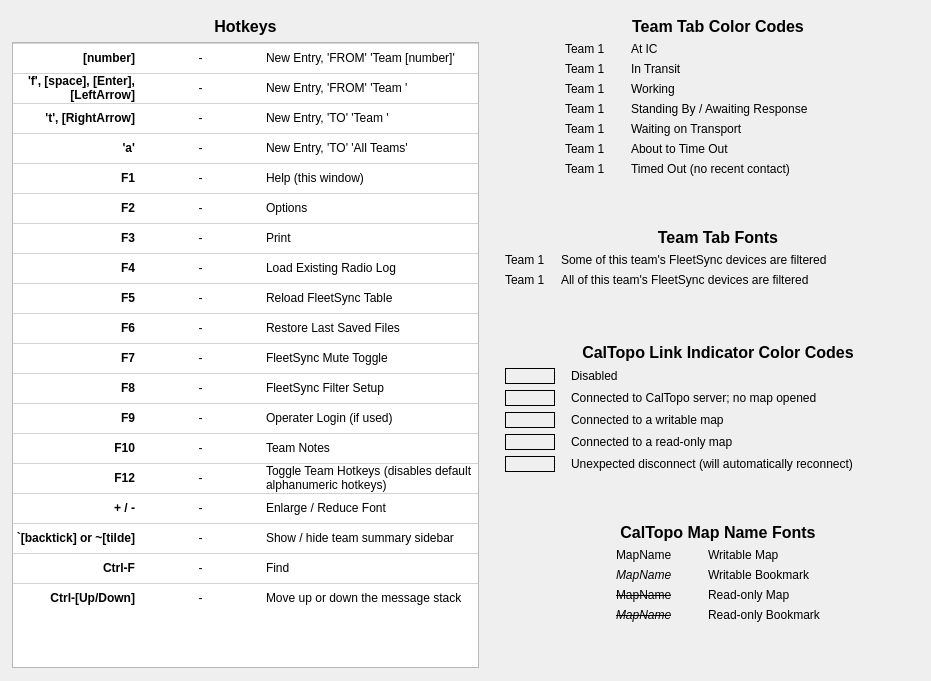
This is designer/help.ui in ncssar/radiolog as Qt 5 draws it before an edit. The edited form follows.
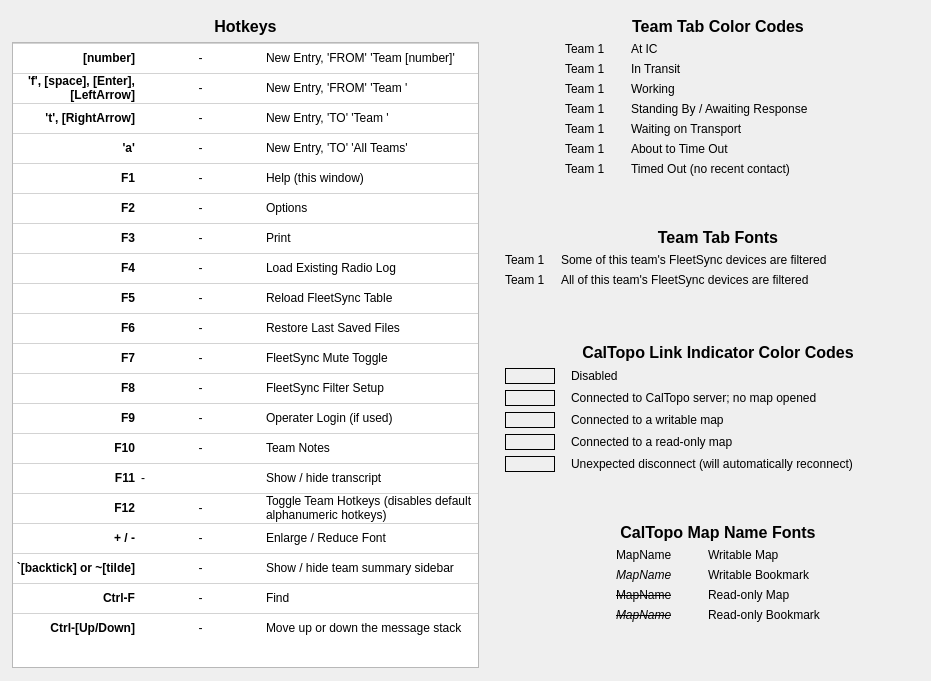
This is the edited form.

Commit message: add viewTranscript (F11) to launch powershell in a subprocess; currently only opens but doees not ever try to close the viewer, which may actually be the best way to go since closing the child terminal in Windows is apparently tricky.

What changed in the file:
```diff
--- a/designer/help.ui
+++ b/designer/help.ui
@@ -217,6 +217,11 @@
           <string>New Row</string>
          </property>
         </row>
+        <row>
+         <property name="text">
+          <string>F11</string>
+         </property>
+        </row>
         <row>
          <property name="text">
           <string>F12</string>
@@ -746,10 +751,11 @@
         </item>
         <item row="14" column="0">
          <property name="text">
-          <string>F12</string>
+          <string>F11</string>
          </property>
          <property name="font">
           <font>
+           <family>MS Shell Dlg 2</family>
            <pointsize>9</pointsize>
            <weight>75</weight>
            <bold>true</bold>
@@ -763,27 +769,19 @@
          <property name="text">
           <string>-</string>
          </property>
-         <property name="textAlignment">
-          <set>AlignCenter</set>
-         </property>
         </item>
         <item row="14" column="2">
          <property name="text">
-          <string>Toggle Team Hotkeys (disables default alphanumeric hotkeys)</string>
-         </property>
-         <property name="font">
-          <font>
-           <family>Segoe UI</family>
-           <pointsize>9</pointsize>
-          </font>
+          <string>Show / hide transcript</string>
          </property>
         </item>
         <item row="15" column="0">
          <property name="text">
-          <string>+ / -</string>
+          <string>F12</string>
          </property>
          <property name="font">
           <font>
+           <family>MS Shell Dlg 2</family>
            <pointsize>9</pointsize>
            <weight>75</weight>
            <bold>true</bold>
@@ -803,7 +801,7 @@
         </item>
         <item row="15" column="2">
          <property name="text">
-          <string>Enlarge / Reduce Font</string>
+          <string>Toggle Team Hotkeys (disables default alphanumeric hotkeys)</string>
          </property>
          <property name="font">
           <font>
@@ -814,11 +812,10 @@
         </item>
         <item row="16" column="0">
          <property name="text">
-          <string>`[backtick] or ~[tilde]</string>
+          <string>+ / -</string>
          </property>
          <property name="font">
           <font>
-           <family>MS Shell Dlg 2</family>
            <pointsize>9</pointsize>
            <weight>75</weight>
            <bold>true</bold>
@@ -838,7 +835,7 @@
         </item>
         <item row="16" column="2">
          <property name="text">
-          <string>Show / hide team summary sidebar</string>
+          <string>Enlarge / Reduce Font</string>
          </property>
          <property name="font">
           <font>
@@ -849,7 +846,7 @@
         </item>
         <item row="17" column="0">
          <property name="text">
-          <string>Ctrl-F</string>
+          <string>`[backtick] or ~[tilde]</string>
          </property>
          <property name="font">
           <font>
@@ -873,20 +870,22 @@
         </item>
         <item row="17" column="2">
          <property name="text">
-          <string>Find</string>
+          <string>Show / hide team summary sidebar</string>
          </property>
          <property name="font">
           <font>
+           <family>Segoe UI</family>
            <pointsize>9</pointsize>
           </font>
          </property>
         </item>
         <item row="18" column="0">
          <property name="text">
-          <string>Ctrl-[Up/Down]</string>
+          <string>Ctrl-F</string>
          </property>
          <property name="font">
           <font>
+           <family>MS Shell Dlg 2</family>
            <pointsize>9</pointsize>
            <weight>75</weight>
            <bold>true</bold>
@@ -905,6 +904,39 @@
          </property>
         </item>
         <item row="18" column="2">
+         <property name="text">
+          <string>Find</string>
+         </property>
+         <property name="font">
+          <font>
+           <pointsize>9</pointsize>
+          </font>
+         </property>
+        </item>
+        <item row="19" column="0">
+         <property name="text">
+          <string>Ctrl-[Up/Down]</string>
+         </property>
+         <property name="font">
+          <font>
+           <pointsize>9</pointsize>
+           <weight>75</weight>
+           <bold>true</bold>
+          </font>
+         </property>
+         <property name="textAlignment">
+          <set>AlignTrailing|AlignVCenter</set>
+         </property>
+        </item>
+        <item row="19" column="1">
+         <property name="text">
+          <string>-</string>
+         </property>
+         <property name="textAlignment">
+          <set>AlignCenter</set>
+         </property>
+        </item>
+        <item row="19" column="2">
          <property name="text">
           <string>Move up or down the message stack</string>
          </property>
```
The commit also changes 2 other files.
